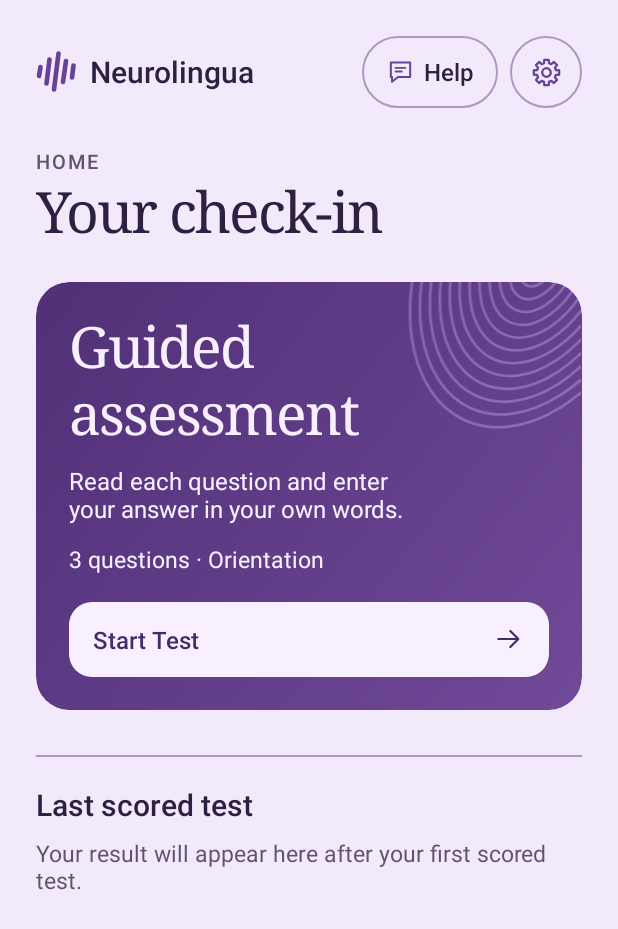
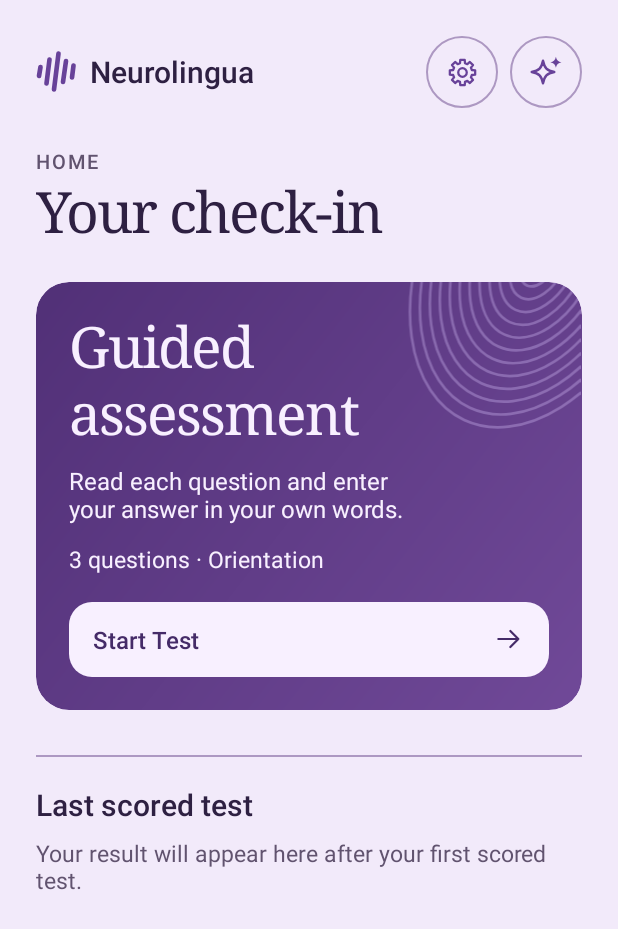
Before and after one commit to Emanuel-Nicholas-Manguera/neurolingua, an Android app: the screen it shows after launch (MainActivity), on a phone screen of 412 x 824 dp. Shown: the top 929 px of the screen. Run offline under Robolectric (Android 15) with nearby library versions, the phone set to English and light mode, and no system bars.

Commit message:
feat: open Maria from a sparkle icon in the home header

```diff
--- a/app/src/main/res/drawable/ic_help.xml
+++ b/app/src/main/res/drawable/ic_help.xml
@@ -1,5 +1,8 @@
-<vector xmlns:android="http://schemas.android.com/apk/res/android" android:width="19dp" android:height="19dp"
+<vector xmlns:android="http://schemas.android.com/apk/res/android" android:width="24dp" android:height="24dp"
     android:viewportWidth="24" android:viewportHeight="24">
     <path android:fillColor="@android:color/transparent" android:strokeColor="?attr/paletteAccent" android:strokeWidth="1.65"
-        android:strokeLineCap="round" android:strokeLineJoin="round" android:pathData="M4,4.5h16v12H10l-5,4v-4H4z M8,9h8 M8,12h5"/>
+        android:strokeLineJoin="round"
+        android:pathData="M10,4.5C11,9.4 12.6,11 17.5,12C12.6,13 11,14.6 10,19.5C9,14.6 7.4,13 2.5,12C7.4,11 9,9.4 10,4.5Z"/>
+    <path android:fillColor="?attr/paletteAccent"
+        android:pathData="M18.6,1.8Q19.1,5 22.3,5.5Q19.1,6 18.6,9.2Q18.1,6 14.9,5.5Q18.1,5 18.6,1.8Z"/>
 </vector>
--- a/app/src/main/res/layout/screen_home.xml
+++ b/app/src/main/res/layout/screen_home.xml
@@ -7,12 +7,14 @@
             android:gravity="center_vertical" android:orientation="horizontal">
             <include layout="@layout/brand" android:layout_width="0dp" android:layout_height="wrap_content"
                 android:layout_weight="1"/>
-            <Button android:id="@+id/help" style="@style/Control.Navigation" android:text="@string/help"
-                android:drawableStart="@drawable/ic_help" android:drawablePadding="6dp"/>
             <ImageButton android:id="@+id/settings" android:layout_width="48dp" android:layout_height="48dp"
-                android:layout_marginStart="8dp" android:background="@drawable/button_navigation"
+                android:background="@drawable/button_navigation"
                 android:src="@drawable/ic_settings" android:contentDescription="@string/settings"
                 android:tooltipText="@string/settings"/>
+            <ImageButton android:id="@+id/help" android:layout_width="48dp" android:layout_height="48dp"
+                android:layout_marginStart="8dp" android:background="@drawable/button_navigation"
+                android:src="@drawable/ic_help" android:contentDescription="@string/ask_maria"
+                android:tooltipText="@string/ask_maria"/>
         </LinearLayout>
 
         <TextView style="@style/Label.Kicker" android:layout_marginTop="26dp" android:text="@string/home"/>
```
Also changed, not shown: 1 other file.
